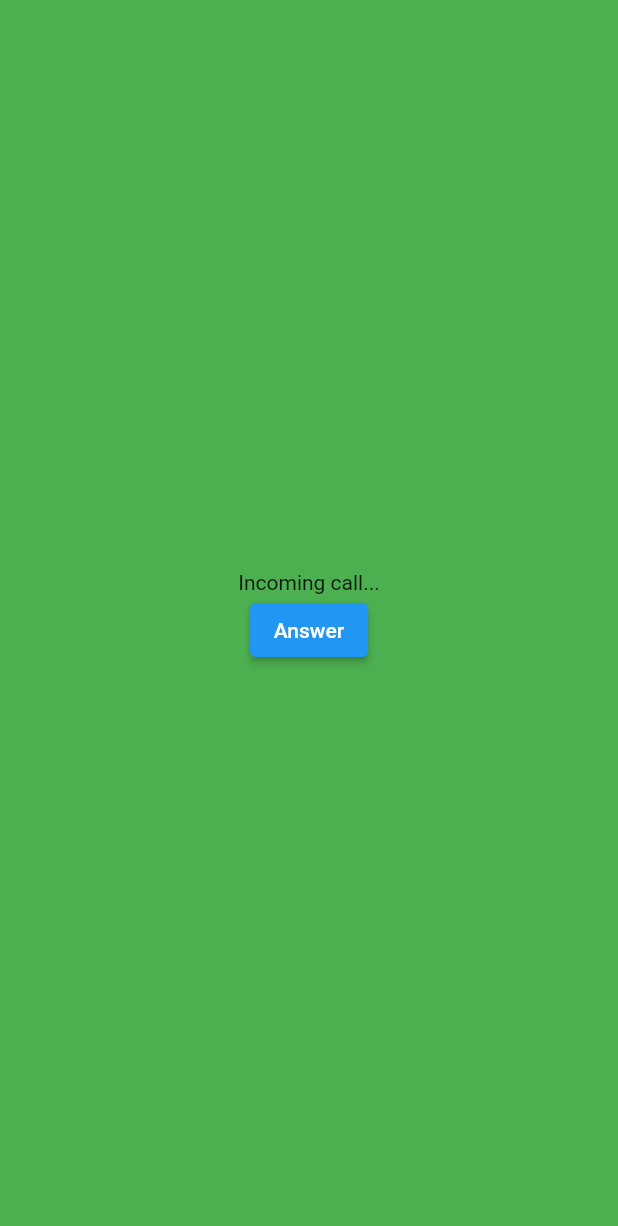
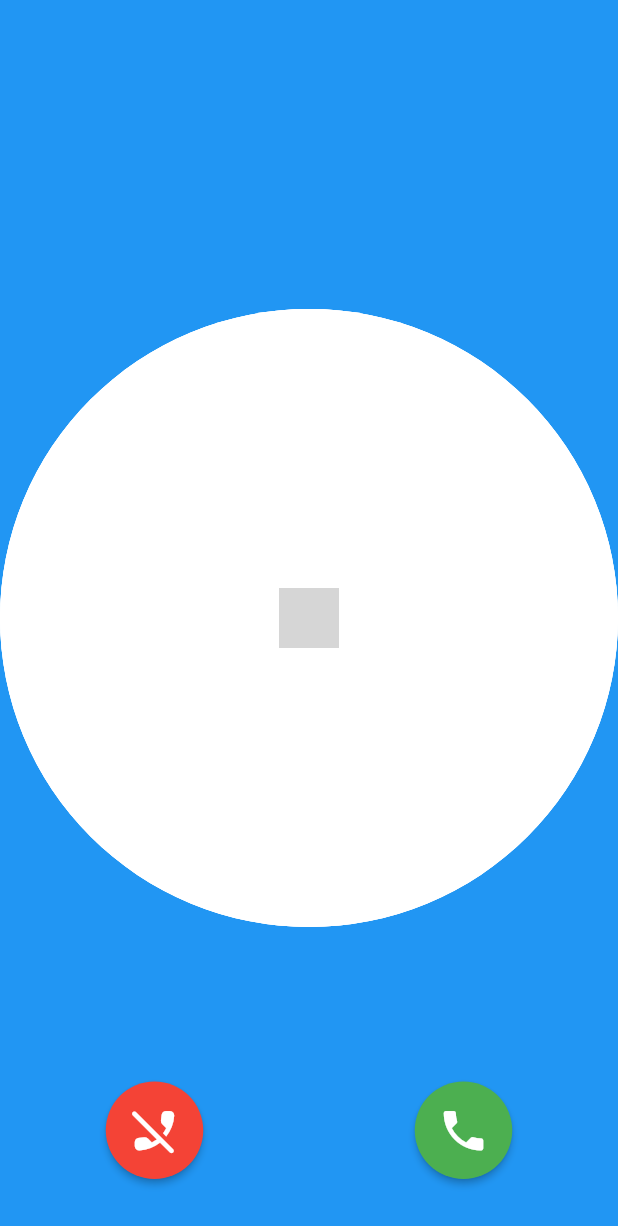
Before and after one commit to thtuan/flutter_architecture, a Flutter app: the IncomingCall screen opened by its route, on a phone screen of 412 x 824 dp. Shown: the top 1226 px of the screen. Run offline on Flutter 3.47's test engine with Material 2 defaults, Android fonts, the phone set to English and light mode, and no system bars; drawn by our look-alikes of flutter_animate; our stand-ins replace dio, flutter_bloc, flutter_secure_storage, fluttertoast, freezed_annotation, go_router and 2 more; missing offline and left inert: flutter_webrtc; accounts and stored records are empty; network calls fail; project files that could hold a hidden picture were left out; grey boxes are pictures that could not be loaded.

Commit message:
Finish call

```diff
--- a/lib/app/app.dart
+++ b/lib/app/app.dart
@@ -37,7 +37,7 @@ class App {
     _initApiClient();
     _initRepositories();
     _initBlocs();
-    SocketSignal.instance.openConnection('ws://192.168.1.2:8080/ws');
+    SocketSignal.instance.openConnection('ws://10.0.112.71:8080/ws');
   }
 
   void _initLogging() {
@@ -45,7 +45,7 @@ class App {
     Logger.root.level = Level.ALL; // defaults to Level.INFO
     Logger.root.onRecord.listen((record) {
       debugPrint(
-          'Architecture==${record.level.name}: ${record.time}: ${record.message}');
+          'Architecture=${record.object}=${record.level.name}: ${record.time}: ${record.message}');
     });
   }
 
--- a/lib/app/router.dart
+++ b/lib/app/router.dart
@@ -1,14 +1,15 @@
 import 'package:architecture/features/app.dart';
 import 'package:architecture/features/calling/calling_page.dart';
+import 'package:architecture/features/calling/connected_call.dart';
 import 'package:architecture/features/home/home_page.dart';
 import 'package:architecture/features/login/login_page.dart';
 import 'package:flutter/material.dart';
 import 'package:go_router/go_router.dart';
 
-final GlobalKey<NavigatorState> _rootNavigatorKey = GlobalKey<NavigatorState>();
+final GlobalKey<NavigatorState> rootNavigatorKey = GlobalKey<NavigatorState>();
 
 final appRouter =
-    GoRouter(initialLocation: '/', navigatorKey: _rootNavigatorKey, routes: [
+    GoRouter(initialLocation: '/', navigatorKey: rootNavigatorKey, routes: [
   GoRoute(
     path: '/',
     pageBuilder: (context, state) => transitionPage(const AppWidget()),
--- a/lib/blocs/calling/calling_state.dart
+++ b/lib/blocs/calling/calling_state.dart
@@ -19,8 +19,8 @@ class CallingState with _$CallingState {
   }) = _OutgoingCall;
 
   const factory CallingState.callConnected({
-    required RTCVideoRenderer localRenderer,
-    required RTCVideoRenderer remoteRenderer,
+    required MediaStream localStream,
+    required List<MediaStream> remoteStreams,
     String? remoteInformation,
     String? localInformation,
     required bool enableCamera,
--- a/lib/features/calling/calling_page.dart
+++ b/lib/features/calling/calling_page.dart
@@ -1,9 +1,9 @@
 import 'package:architecture/blocs/calling/calling_cubit.dart';
-import 'package:architecture/blocs/calling/calling_state.dart';
 import 'package:flutter/material.dart';
+import 'package:flutter_animate/flutter_animate.dart';
 import 'package:flutter_bloc/flutter_bloc.dart';
-import 'package:flutter_webrtc/flutter_webrtc.dart';
-import 'package:permission_handler/permission_handler.dart';
+import 'package:logging/logging.dart';
+import 'package:lottie/lottie.dart';
 
 class CallingPage extends StatefulWidget {
   const CallingPage({Key? key}) : super(key: key);
@@ -55,110 +55,125 @@ class IncomingCall extends StatefulWidget {
 }
 
 class _IncomingCallState extends State<IncomingCall> {
-  bool enableCamera = false;
-  bool enableMicrophone = false;
-  bool waitingPermission = true;
+  final _log = Logger('_IncomingCallState');
 
   @override
   void initState() {
     super.initState();
-    checkPermission().then((value) {
-      if (value) {
-        setState(() {
-          waitingPermission = false;
-        });
-      }
-    });
-  }
-
-  Future<bool> checkPermission() async {
-    final camera = await Permission.camera.request();
-    final mic = await Permission.microphone.request();
-    return camera.isGranted && mic.isGranted;
   }
 
   @override
   Widget build(BuildContext context) {
     return Scaffold(
-      body: waitingPermission
-          ? const Center(child: Text('Waiting permission...'))
-          : Stack(fit: StackFit.expand, children: [
+      body: Stack(fit: StackFit.expand, children: [
         Container(
-                color: Colors.green,
+          color: Colors.blue,
         ),
-              Column(
-                mainAxisAlignment: MainAxisAlignment.center,
+        Center(
+          child: WaveAnimated(
+            child: Lottie.asset('assets/lotties/home.json'),
+          ),
+        ),
+        Align(
+          alignment: const Alignment(0, 0.9),
+          child: Row(
+            mainAxisAlignment: MainAxisAlignment.spaceAround,
             children: [
-                  const Text('Incoming call...'),
-                  ElevatedButton(
+              RawMaterialButton(
+                onPressed: () {
+                  _log.info('hangUp');
+                  context.read<CallingCubit>().hangUp();
+                },
+                elevation: 2.0,
+                fillColor: Colors.red,
+                padding: const EdgeInsets.all(15.0),
+                shape: const CircleBorder(),
+                child: const Icon(
+                  Icons.phone_disabled_rounded,
+                  size: 35.0,
+                  color: Colors.white,
+                ),
+              ),
+              RawMaterialButton(
                 onPressed: () {
                   context.read<CallingCubit>().answer();
                 },
-                      child: const Text('Answer')),
+                elevation: 2.0,
+                fillColor: Colors.green,
+                padding: const EdgeInsets.all(15.0),
+                shape: const CircleBorder(),
+                child: const Icon(
+                  Icons.phone,
+                  size: 35.0,
+                  color: Colors.white,
+                ),
+              )
+                  .animate(onPlay: (controller) => controller.repeat())
+                  .shake(duration: 500.ms)
             ],
+          ),
         ),
       ]),
     );
   }
 }
 
-class ConnectedCall extends StatefulWidget {
-  const ConnectedCall({Key? key}) : super(key: key);
+class WaveAnimated extends StatefulWidget {
+  final Widget? child;
+
+  const WaveAnimated({Key? key, this.child}) : super(key: key);
 
   @override
-  State<ConnectedCall> createState() => _ConnectedCallState();
+  State<WaveAnimated> createState() => _WaveAnimatedState();
 }
 
-class _ConnectedCallState extends State<ConnectedCall> {
-  late final CallingCubit _callingCubit;
-
-  @override
-  void initState() {
-    _callingCubit = context.read<CallingCubit>();
-    super.initState();
-  }
-
+class _WaveAnimatedState extends State<WaveAnimated>
+    with SingleTickerProviderStateMixin {
   @override
   Widget build(BuildContext context) {
-    return Scaffold(body: BlocBuilder<CallingCubit, CallingState>(
-      builder: (context, state) {
-        return state.maybeMap(callConnected: (value) {
-          return Stack(
-            fit: StackFit.expand,
-            children: [
+    return Stack(children: [
       Container(
-                color: Colors.yellow,
+        decoration:
+            const ShapeDecoration(color: Colors.white, shape: CircleBorder()),
+      )
+          .animate(onPlay: (controller) => controller.repeat())
+          .fadeOut(duration: 3.seconds)
+          .scale(
+              duration: 3.seconds,
+              begin: const Offset(0, 0),
+              end: const Offset(0.5, 0.5)),
+      Container(
+        decoration:
+            const ShapeDecoration(color: Colors.white, shape: CircleBorder()),
+      )
+          .animate(
+              delay: 1.seconds, onPlay: (controller) => controller.repeat())
+          .fadeOut(duration: 3.seconds)
+          .scale(
+              duration: 3.seconds,
+              begin: const Offset(0, 0),
+              end: const Offset(0.5, 0.5)),
+      Container(
+        decoration:
+            const ShapeDecoration(color: Colors.white, shape: CircleBorder()),
+      )
+          .animate(
+              delay: 2.seconds, onPlay: (controller) => controller.repeat())
+          .fadeOut(duration: 3.seconds)
+          .scale(
+              duration: 3.seconds,
+              begin: const Offset(0, 0),
+              end: const Offset(0.5, 0.5)),
+      Center(
+        child: Container(
+          decoration:
+              const ShapeDecoration(color: Colors.white, shape: CircleBorder()),
+          width: 60,
+          height: 60,
+          padding: const EdgeInsets.all(10),
+          child: widget.child,
         ),
-              Align(
-                alignment: const Alignment(0.9, -0.85),
-                child: Container(
-                    width: 90,
-                    height: 160,
-                    decoration: BoxDecoration(
-                        color: Colors.green,
-                        borderRadius: BorderRadius.circular(10)),
-                    child: RTCVideoView(
-                      value.localRenderer,
-                      mirror: true,
-                      objectFit:
-                          RTCVideoViewObjectFit.RTCVideoViewObjectFitCover,
-                    )),
-              ),
-              RTCVideoView(
-                value.remoteRenderer,
-                objectFit: RTCVideoViewObjectFit.RTCVideoViewObjectFitCover,
-              ),
-            ],
-          );
-        }, orElse: () {
-          return Container();
-        });
-      },
-    ));
-  }
-
-  @override
-  void dispose() {
-    super.dispose();
+      )
+    ]);
   }
 }
```
Also changed, not shown: lib/blocs/calling/calling_cubit.dart (+12 -25 lines), lib/features/app.dart (+9 -11 lines), lib/features/calling/connected_call.dart (added, +125 -0 lines), lib/services/calling/calling_service.dart (+45 -27 lines), lib/blocs/calling/calling_state.freezed.dart, 2 other files. Lines whose indentation alone changed are shown as unchanged.
